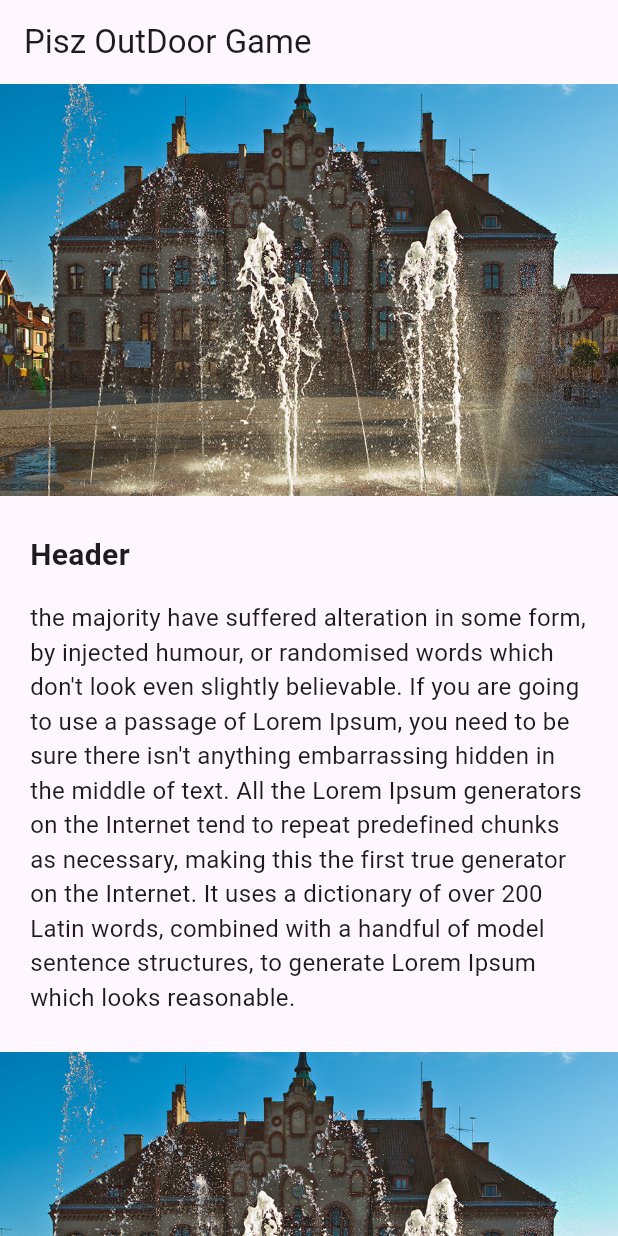
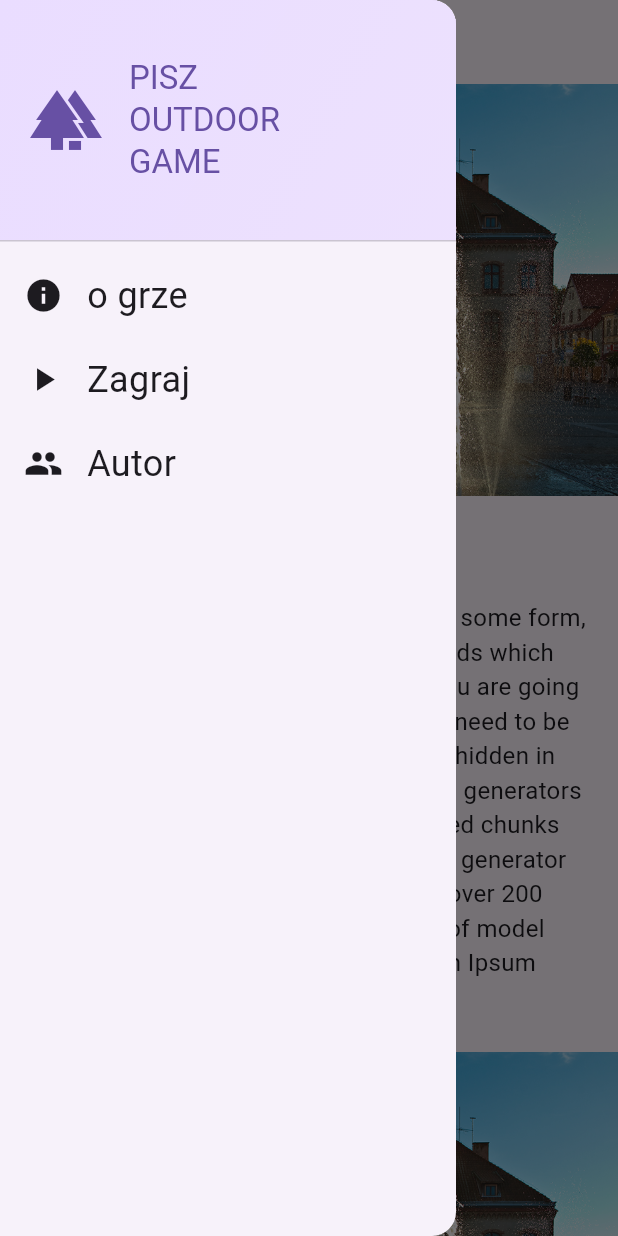
Before and after one commit to StachuDev/outdoor_game, a Flutter app: the screen it shows after launch, with the side drawer open (before the commit the screen has no drawer), on a phone screen of 412 x 824 dp. Run offline on Flutter 3.47's test engine with Material 3 defaults, Android fonts, the phone set to English and light mode, and no system bars; our stand-ins replace google_fonts.

Commit message:
main page content with images and main drawer navigation

```diff
--- /dev/null
+++ b/lib/widgets/main_drawer.dart
@@ -0,0 +1,94 @@
+import 'package:flutter/material.dart';
+
+class MainDrawer extends StatelessWidget {
+  const MainDrawer({super.key, required this.onSelectScreen});
+
+  final void Function(String indentifier) onSelectScreen;
+
+  @override
+  Widget build(BuildContext context) {
+    return Drawer(
+      child: Column(
+        children: [
+          DrawerHeader(
+            padding: const EdgeInsets.all(20),
+            decoration: BoxDecoration(
+              gradient: LinearGradient(
+                colors: [
+                  Theme.of(context).colorScheme.primaryContainer,
+                  Theme.of(context)
+                      .colorScheme
+                      .primaryContainer
+                      .withOpacity(0.8),
+                ],
+                begin: Alignment.topLeft,
+                end: Alignment.bottomRight,
+              ),
+            ),
+            child: Row(
+              children: [
+                Icon(Icons.forest,
+                    size: 48, color: Theme.of(context).colorScheme.primary),
+                const SizedBox(width: 18),
+                Text('PISZ \nOUTDOOR \nGAME',
+                    style: Theme.of(context).textTheme.titleLarge!.copyWith(
+                        color: Theme.of(context).colorScheme.primary)),
+              ],
+            ),
+          ),
+          ListTile(
+            leading: Icon(
+              Icons.info,
+              size: 26,
+              color: Theme.of(context).colorScheme.onBackground,
+            ),
+            title: Text(
+              'o grze',
+              style: Theme.of(context).textTheme.bodyMedium!.copyWith(
+                    color: Theme.of(context).colorScheme.onBackground,
+                    fontSize: 24,
+                  ),
+            ),
+            onTap: () {
+              onSelectScreen('about');
+            },
+          ),
+          ListTile(
+            leading: Icon(
+              Icons.play_arrow,
+              size: 26,
+              color: Theme.of(context).colorScheme.onBackground,
+            ),
+            title: Text(
+              'Zagraj',
+              style: Theme.of(context).textTheme.bodyMedium!.copyWith(
+                    color: Theme.of(context).colorScheme.onBackground,
+                    fontSize: 24,
+                  ),
+            ),
+            onTap: () {
+              onSelectScreen('start');
+            },
+          ),
+          ListTile(
+            leading: Icon(
+              Icons.people,
+              size: 26,
+              color: Theme.of(context).colorScheme.onBackground,
+            ),
+            title: Text(
+              'Autor',
+              style: Theme.of(context).textTheme.bodyMedium!.copyWith(
+                    color: Theme.of(context).colorScheme.onBackground,
+                    fontSize: 24,
+                  ),
+            ),
+            onTap: () {
+              onSelectScreen('author');
+            },
+          ),
+        ],
+      ),
+    );
+  }
+}
```
Also changed, not shown: lib/screens/author.dart (added, +17 -0 lines), lib/screens/main_page.dart (+17 -0 lines), lib/screens/start_game.dart (added, +33 -0 lines).
